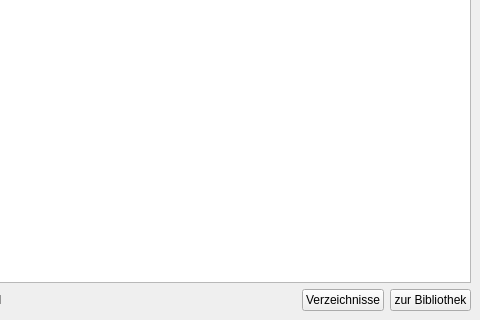
Before: the Qt Designer form ui/search_window_universal.ui in erradelt/bib_search, drawn with Qt 5; both pictures show x 181 to 661 and y 280 to 600 of the 661 by 600 pixel window.
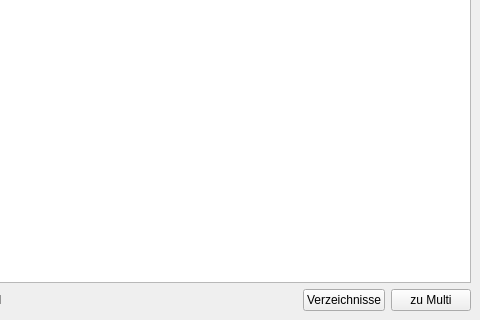
After: the same form once the commit is applied.

What changed in the file:
```diff
--- a/ui/search_window_universal.ui
+++ b/ui/search_window_universal.ui
@@ -188,7 +188,7 @@
        <item>
         <widget class="QPushButton" name="pushButton_switch">
          <property name="text">
-          <string>zur Bibliothek</string>
+          <string>zu Multi</string>
          </property>
         </widget>
        </item>
```
Left out of the diff: 2 changed lines with no effect on the pictures.
